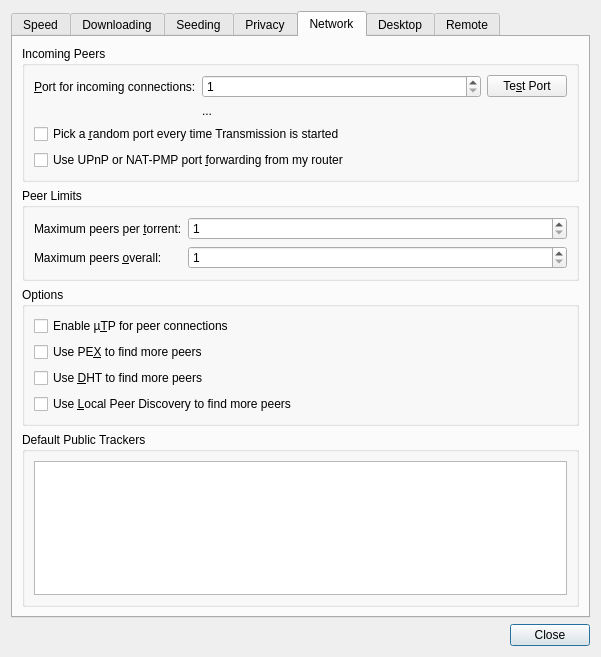
Old version of the form qt/PrefsDialog.ui in the repository transmission/transmission.
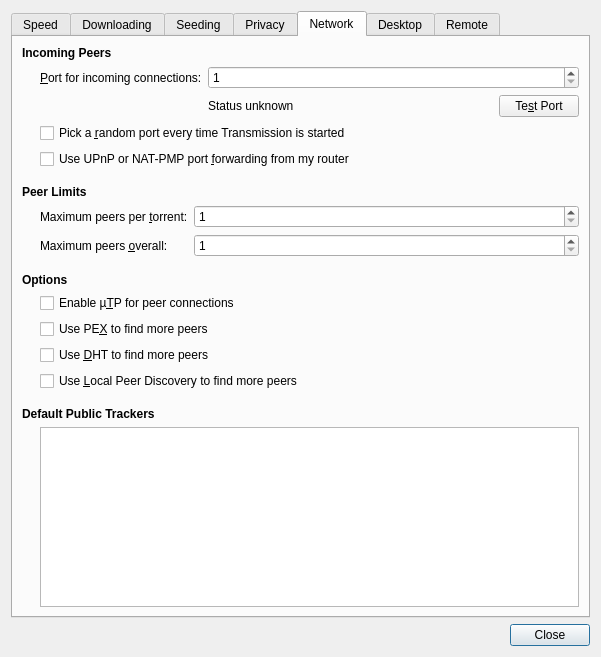
New version of the form. The open tabs and pages were chosen to show the change. Icons and pictures are not drawn. Custom widgets are drawn as their Qt base class.

Diff of the .ui file:
```diff
--- a/qt/PrefsDialog.ui
+++ b/qt/PrefsDialog.ui
@@ -635,11 +635,20 @@
       </attribute>
       <layout class="QVBoxLayout" name="networkTabLayout">
        <item>
-        <widget class="QGroupBox" name="incomingPeersSection">
-         <property name="title">
+        <widget class="QLabel" name="incomingPeersSectionLabel">
+         <property name="styleSheet">
+          <string notr="true">font-weight:bold</string>
+         </property>
+         <property name="text">
           <string>Incoming Peers</string>
          </property>
+        </widget>
+       </item>
+       <item>
          <layout class="QGridLayout" name="incomingPeersSectionLayout" columnstretch="0,1,0">
+         <property name="leftMargin">
+          <number>18</number>
+         </property>
           <item row="0" column="0">
            <widget class="QLabel" name="peerPortLabel">
             <property name="text">
@@ -650,7 +659,7 @@
             </property>
            </widget>
           </item>
-          <item row="0" column="1">
+         <item row="0" column="1" colspan="2">
            <widget class="QSpinBox" name="peerPortSpin">
             <property name="minimum">
              <number>1</number>
@@ -660,7 +669,14 @@
             </property>
            </widget>
           </item>
-          <item row="0" column="2">
+         <item row="1" column="1">
+          <widget class="QLabel" name="peerPortStatusLabel">
+           <property name="text">
+            <string>Status unknown</string>
+           </property>
+          </widget>
+         </item>
+         <item row="1" column="2">
            <widget class="QPushButton" name="testPeerPortButton">
             <property name="text">
              <string>Te&amp;st Port</string>
@@ -670,13 +686,6 @@
             </property>
            </widget>
           </item>
-          <item row="1" column="1" colspan="2">
-           <widget class="QLabel" name="peerPortStatusLabel">
-            <property name="text">
-             <string notr="true">...</string>
-            </property>
-           </widget>
-          </item>
           <item row="2" column="0" colspan="3">
            <widget class="QCheckBox" name="randomPeerPortCheck">
             <property name="text">
@@ -692,14 +701,38 @@
            </widget>
           </item>
          </layout>
-        </widget>
        </item>
        <item>
-        <widget class="QGroupBox" name="peerLimitsSection">
-         <property name="title">
+        <spacer name="peerLimitsSectionSpacer">
+         <property name="orientation">
+          <enum>Qt::Vertical</enum>
+         </property>
+         <property name="sizeType">
+          <enum>QSizePolicy::Fixed</enum>
+         </property>
+         <property name="sizeHint" stdset="0">
+          <size>
+           <width>1</width>
+           <height>10</height>
+          </size>
+         </property>
+        </spacer>
+       </item>
+       <item>
+        <widget class="QLabel" name="peerLimitsSectionLabel">
+         <property name="styleSheet">
+          <string notr="true">font-weight:bold</string>
+         </property>
+         <property name="text">
           <string>Peer Limits</string>
          </property>
+        </widget>
+       </item>
+       <item>
          <layout class="QGridLayout" name="peerLimitsSectionLayout" columnstretch="0,1">
+         <property name="leftMargin">
+          <number>18</number>
+         </property>
           <item row="0" column="0">
            <widget class="QLabel" name="torrentPeerLimitLabel">
             <property name="text">
@@ -747,14 +780,38 @@
            </widget>
           </item>
          </layout>
-        </widget>
        </item>
        <item>
-        <widget class="QGroupBox" name="optionsSection">
-         <property name="title">
+        <spacer name="optionsSectionSpacer">
+         <property name="orientation">
+          <enum>Qt::Vertical</enum>
+         </property>
+         <property name="sizeType">
+          <enum>QSizePolicy::Fixed</enum>
+         </property>
+         <property name="sizeHint" stdset="0">
+          <size>
+           <width>1</width>
+           <height>10</height>
+          </size>
+         </property>
+        </spacer>
+       </item>
+       <item>
+        <widget class="QLabel" name="optionsSectionLabel">
+         <property name="styleSheet">
+          <string notr="true">font-weight:bold</string>
+         </property>
+         <property name="text">
           <string>Options</string>
          </property>
+        </widget>
+       </item>
+       <item>
          <layout class="QVBoxLayout" name="optionsSectionLayout">
+         <property name="leftMargin">
+          <number>18</number>
+         </property>
           <item>
            <widget class="QCheckBox" name="enableUtpCheck">
             <property name="toolTip">
@@ -796,14 +853,41 @@
            </widget>
           </item>
          </layout>
-        </widget>
        </item>
        <item>
-        <widget class="QGroupBox" name="defaultTrackersSection">
-         <property name="title">
+        <spacer name="defaultTrackersSpacer">
+         <property name="orientation">
+          <enum>Qt::Vertical</enum>
+         </property>
+         <property name="sizeType">
+          <enum>QSizePolicy::Fixed</enum>
+         </property>
+         <property name="sizeHint" stdset="0">
+          <size>
+           <width>1</width>
+           <height>10</height>
+          </size>
+         </property>
+        </spacer>
+       </item>
+       <item>
+        <widget class="QLabel" name="defaultTrackersLabel">
+         <property name="font">
+          <font>
+           <weight>75</weight>
+           <bold>true</bold>
+          </font>
+         </property>
+         <property name="text">
           <string>Default Public Trackers</string>
          </property>
-         <layout class="QVBoxLayout" name="defaultTrackersSectionLayout">
+        </widget>
+       </item>
+       <item>
+        <layout class="QVBoxLayout" name="defaultTrackersLayout">
+         <property name="leftMargin">
+          <number>18</number>
+         </property>
           <item>
            <widget class="QPlainTextEdit" name="defaultTrackersPlainTextEdit">
             <property name="toolTip">
@@ -824,7 +908,6 @@
            </widget>
           </item>
          </layout>
-        </widget>
        </item>
        <item>
         <spacer name="networkTabBottomSpacer">
```
Left out of the diff: 409 changed lines with no effect on the pictures. Lines whose indentation alone changed are shown as unchanged.
